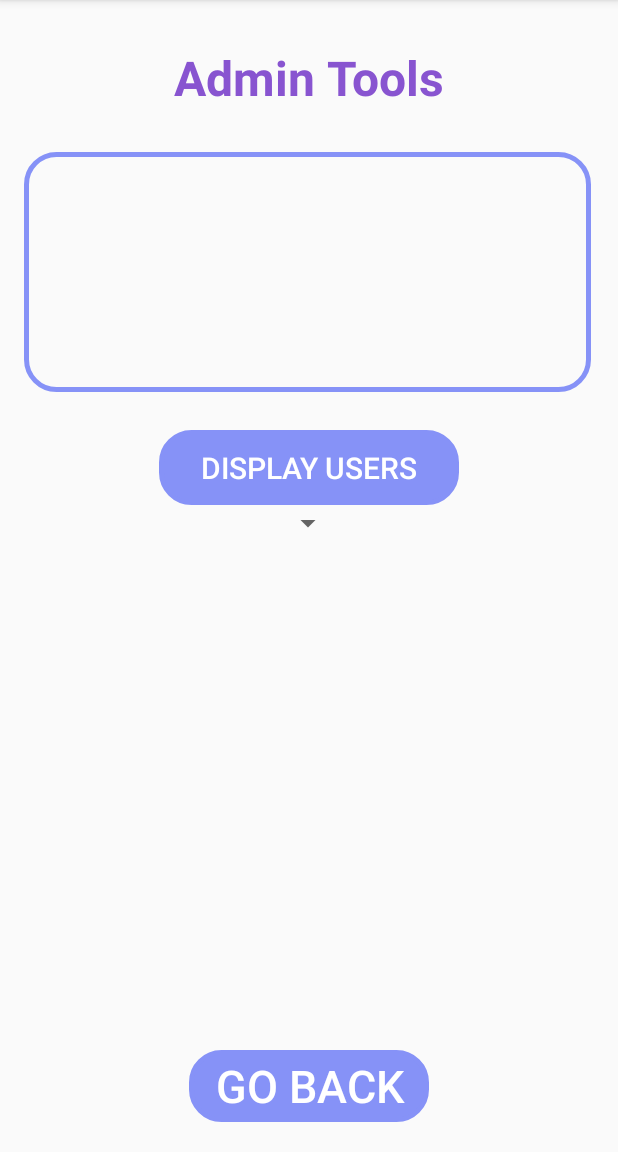
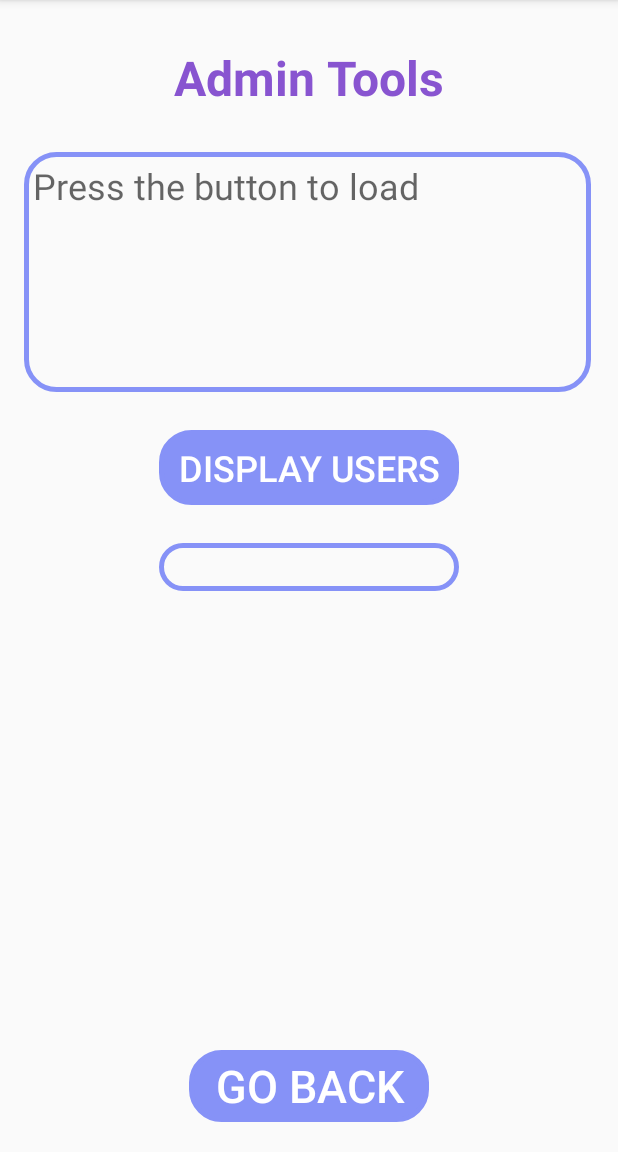
Before and after one commit to Marcelo916/ArithmeticForKids, an Android app: the AdminTools screen opened directly, with no data from a screen before it, on a phone screen of 412 x 824 dp, the part 84-1236 px from its top. Run offline under Robolectric (Android 15) with nearby library versions, the light colour scheme and no system bars; our stand-ins replace Room's generated code.

Commit message:
Formatting and beginning implementation of spinner menu to display scores of each user. (abandoned that goal)

```diff
--- a/app/src/main/res/layout/activity_admin_tools.xml
+++ b/app/src/main/res/layout/activity_admin_tools.xml
@@ -21,13 +21,13 @@
         app:layout_constraintStart_toStartOf="parent"
         app:layout_constraintTop_toTopOf="parent" />
 
-<!--add height and width margins, also create border around box-->
     <TextView
         android:id="@+id/UserListDisplayWindow"
         android:layout_width="378dp"
         android:layout_height="160dp"
         android:layout_marginStart="16dp"
         android:layout_marginTop="28dp"
+        android:hint="@string/press_the_button_to_load"
         android:textColor="@color/black"
         android:textSize="24sp"
         android:padding="6dp"
@@ -41,7 +41,7 @@
         android:layout_height="50dp"
         android:layout_marginTop="25dp"
         android:text="@string/display_users"
-        android:textSize="20sp"
+        android:textSize="24sp"
         app:layout_constraintEnd_toEndOf="parent"
         app:layout_constraintHorizontal_bias="0.5"
         app:layout_constraintStart_toStartOf="parent"
@@ -51,13 +51,16 @@
         android:textColor="@android:color/white"/>
 
     <Spinner
-        android:id="@+id/users_spinner"
-        android:layout_width="wrap_content"
-        android:layout_height="wrap_content"
+        android:id="@+id/UsersSpinner"
+        android:layout_marginTop="25dp"
+        android:layout_width="200dp"
+        android:layout_height="32dp"
         app:layout_constraintEnd_toEndOf="parent"
-        app:layout_constraintHorizontal_bias="0.498"
+        app:layout_constraintHorizontal_bias="0.5"
         app:layout_constraintStart_toStartOf="parent"
-        app:layout_constraintTop_toBottomOf="@+id/ShowUsersButtonAdminTools" />
+        app:layout_constraintTop_toBottomOf="@+id/ShowUsersButtonAdminTools"
+        android:background="@drawable/custom_edittext"
+        />
 
     <Button
         android:id="@+id/goBackButtonAdminTools"
--- a/app/src/main/res/values/strings.xml
+++ b/app/src/main/res/values/strings.xml
@@ -33,4 +33,5 @@
     <string name="admin_tools_name">Admin Tools</string>
     <string name="display_users">Display Users</string>
     <string name="no_users_message">No users found.</string>
+    <string name="press_the_button_to_load">Press the button to load</string>
 </resources>
```
